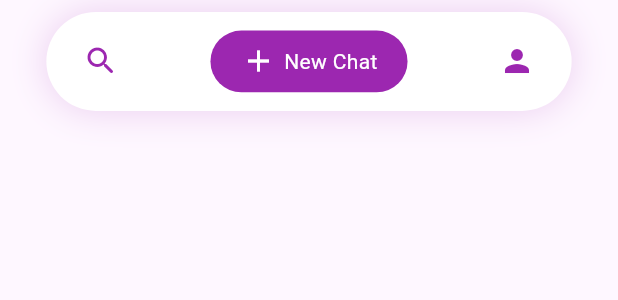
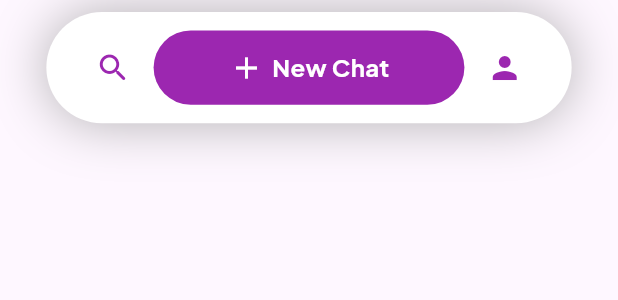
Before and after one commit to ThatLinuxGuyYouKnow/Bubbly, a Flutter app: the CustomBottomNavBar widget shown alone on an empty page, opened directly, on a phone screen of 412 x 824 dp. Shown: the top 300 px of the screen. Run offline on Flutter 3.47's test engine with Material 3 defaults, Android fonts, the phone set to English and light mode, and no system bars; our stand-ins replace device_info, google_fonts; statements that could not run were skipped.

```diff
--- a/lib/widgets/chat_preview_tile.dart
+++ b/lib/widgets/chat_preview_tile.dart
@@ -7,9 +7,6 @@ class ChatPreviewTile extends StatelessWidget {
   @override
   Widget build(BuildContext context) {
     return ListTile(
-      leading: const CircleAvatar(
-        backgroundColor: Colors.purple,
-      ),
       title: Text(BuildContent[0]),
       subtitle: Text(BuildContent[1]),
     );
--- a/lib/widgets/customBottomNavBar.dart
+++ b/lib/widgets/customBottomNavBar.dart
@@ -1,4 +1,5 @@
 import 'package:flutter/material.dart';
+import 'package:google_fonts/google_fonts.dart';
 
 class CustomBottomNavBar extends StatefulWidget {
   const CustomBottomNavBar({super.key});
@@ -30,7 +31,7 @@ class _CustomBottomNavBarState extends State<CustomBottomNavBar> {
       child: Container(
         color: Colors.transparent,
         padding: EdgeInsets.only(
-          bottom: MediaQuery.of(context).padding.bottom + 8,
+          bottom: MediaQuery.of(context).padding.bottom + 40,
           top: 8,
           left: screenWidth * 0.075,
           right: screenWidth * 0.075,
@@ -41,13 +42,13 @@ class _CustomBottomNavBarState extends State<CustomBottomNavBar> {
             color: Colors.white,
             boxShadow: [
               BoxShadow(
-                color: Colors.purple.withOpacity(0.2),
-                blurRadius: 20,
+                color: Colors.grey.withOpacity(0.8),
+                blurRadius: 30,
               ),
             ],
           ),
-          height: screenHeight * 0.08,
-          padding: EdgeInsets.symmetric(horizontal: screenWidth * 0.03),
+          height: screenHeight * 0.09,
+          padding: EdgeInsets.symmetric(horizontal: screenWidth * 0.05),
           child: Row(
             mainAxisAlignment: MainAxisAlignment.spaceBetween,
             children: [
@@ -93,15 +94,15 @@ class _CustomBottomNavBarState extends State<CustomBottomNavBar> {
     return GestureDetector(
       onTap: onTap,
       child: Container(
-        height: screenHeight * 0.05,
+        height: screenHeight * 0.06,
         padding: EdgeInsets.symmetric(
-          horizontal: isSelected ? 20.0 : 12.0,
-          vertical: 6.0,
+          horizontal: isSelected ? 50.0 : 12.0,
+          vertical: 3.0,
         ),
         decoration: ShapeDecoration(
           color: isSelected ? Colors.purple : Colors.transparent,
           shape: RoundedRectangleBorder(
-            borderRadius: BorderRadius.circular(30),
+            borderRadius: BorderRadius.circular(50),
           ),
         ),
         child: Row(
@@ -115,9 +116,10 @@ class _CustomBottomNavBarState extends State<CustomBottomNavBar> {
               SizedBox(width: 5),
               Text(
                 label,
-                style: TextStyle(
+                style: GoogleFonts.plusJakartaSans(
+                  fontWeight: FontWeight.bold,
                   color: Colors.white,
-                  fontSize: 14,
+                  fontSize: 16,
                 ),
               ),
             ],
```
Also changed, not shown: lib/chats/chat_main.dart (renamed from lib/chat_main.dart).
